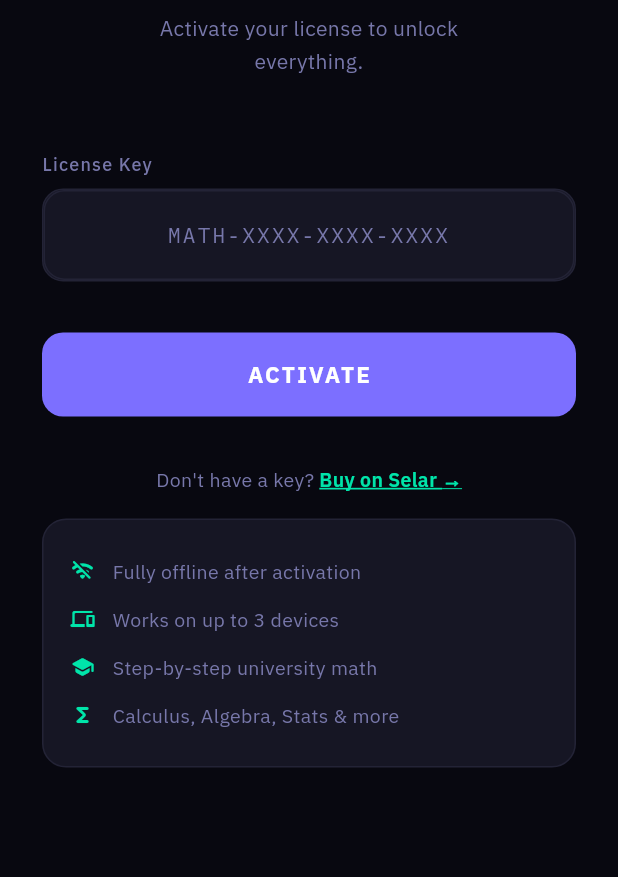
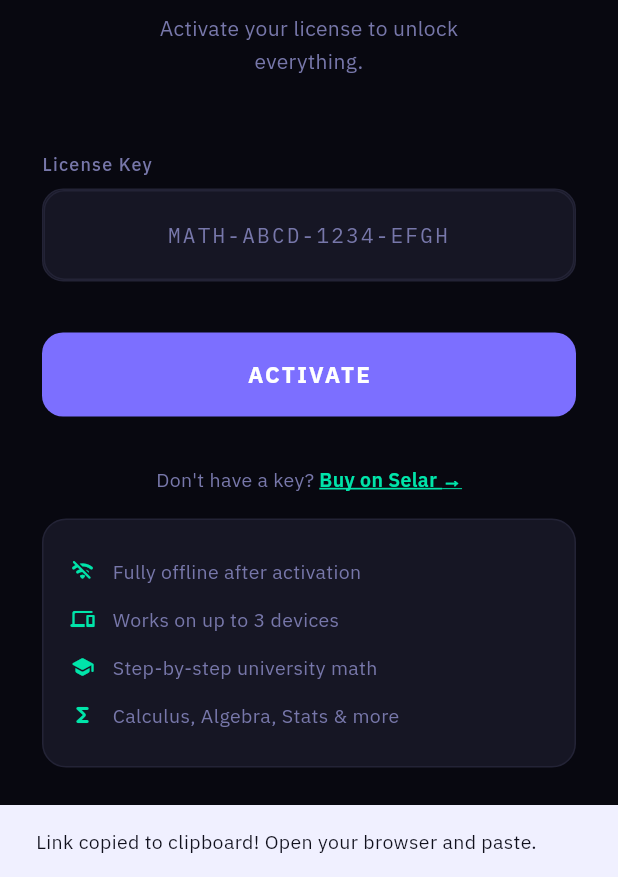
Before and after one commit to Greatest9/mathgod, a Flutter app: the screen it shows after launch, after a tap on "Buy on Selar →", on a phone screen of 412 x 824 dp, the part 359-1236 px from its top. Run offline on Flutter 3.47's test engine with Material 3 defaults, Android fonts, the phone set to English and light mode, and no system bars; our stand-ins replace device_info_plus, flutter_animate, flutter_secure_storage, google_fonts, screenshot and 1 more; missing offline and left inert: dart:ffi, flutter_math_fork.

Commit message:
Fix URL launches for buy link and get the app to work✌ ️

```diff
--- a/lib/screens/license_screen.dart
+++ b/lib/screens/license_screen.dart
@@ -1,5 +1,6 @@
 // lib/screens/license_screen.dart
 import 'package:flutter/material.dart';
+import 'package:flutter/services.dart';
 import 'package:google_fonts/google_fonts.dart';
 import 'package:url_launcher/url_launcher.dart';
 import '../services/license_manager.dart';
@@ -202,7 +203,7 @@ class _LicenseScreenState extends State<LicenseScreen>
           },
           onSubmitted: (_) => _activate(),
           decoration: InputDecoration(
-            hintText: "MATH-XXXX-XXXX-XXXX",
+            hintText: "MATH-ABCD-1234-EFGH",
             hintStyle: GoogleFonts.ibmPlexMono(
               color: _textSub,
               fontSize: 14,
@@ -274,6 +275,7 @@ class _LicenseScreenState extends State<LicenseScreen>
     ),
   );
 
+  // ─── FIXED BUY LINK with clipboard fallback ──────────────────────────────
   Widget _buildBuyLink() => Row(
     mainAxisAlignment: MainAxisAlignment.center,
     children: [
@@ -283,9 +285,34 @@ class _LicenseScreenState extends State<LicenseScreen>
       ),
       GestureDetector(
         onTap: () async {
-          final uri = Uri.parse('https://selar.com/mathgod');
-          if (await canLaunchUrl(uri)) {
-            await launchUrl(uri, mode: LaunchMode.externalApplication);
+          const url = 'https://selar.com/mathgod';
+          final uri = Uri.parse(url);
+          try {
+            if (await launchUrl(uri, mode: LaunchMode.externalApplication)) {
+              // Success, link opened
+              return;
+            }
+            // Fallback: launch failed → copy to clipboard
+            await Clipboard.setData(ClipboardData(text: url));
+            if (!mounted) return;
+            ScaffoldMessenger.of(context).showSnackBar(
+              const SnackBar(
+                content: Text(
+                  'Link copied to clipboard! Open your browser and paste.',
+                ),
+                duration: Duration(seconds: 3),
+              ),
+            );
+          } catch (e) {
+            // Any exception → copy to clipboard
+            await Clipboard.setData(ClipboardData(text: url));
+            if (!mounted) return;
+            ScaffoldMessenger.of(context).showSnackBar(
+              const SnackBar(
+                content: Text('Could not open link. Link copied to clipboard.'),
+                duration: Duration(seconds: 3),
+              ),
+            );
           }
         },
         child: Text(
```
Also changed, not shown: 1 other file.
